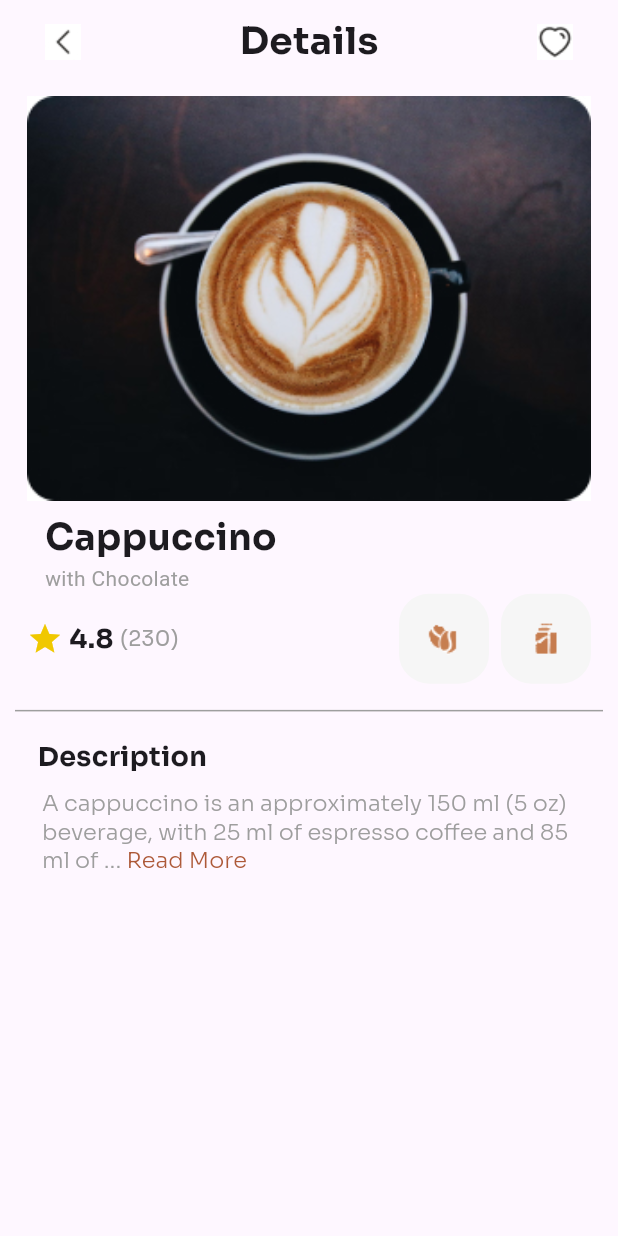
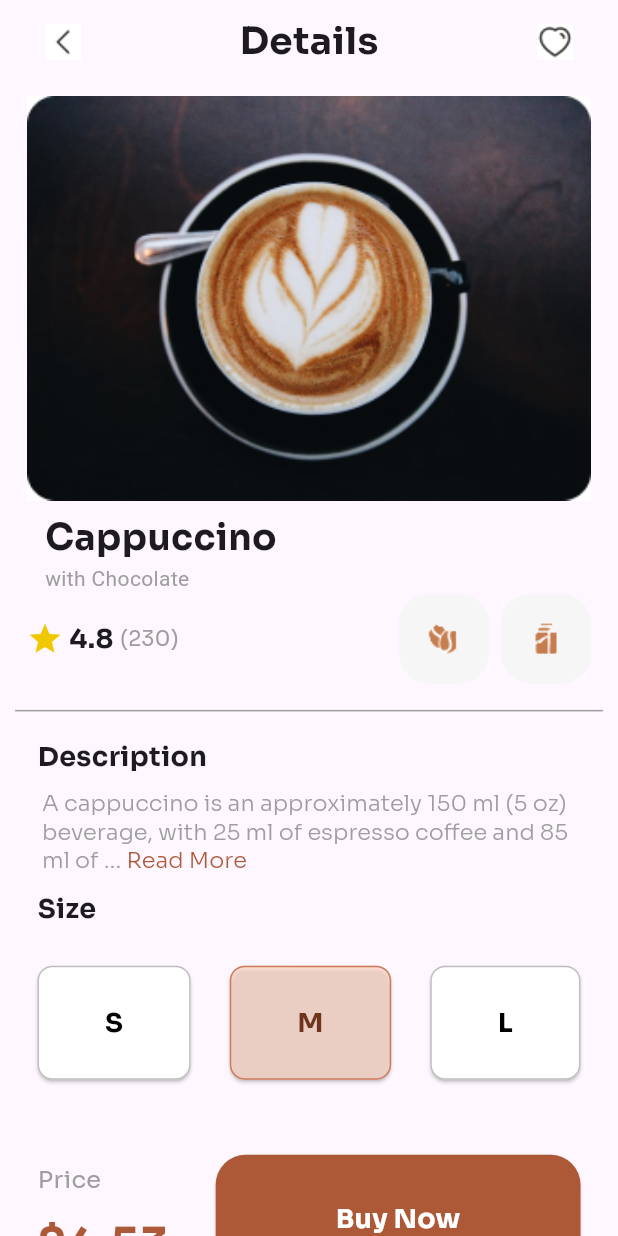
Before and after one commit to samokafor/Cappuccino, a Flutter app: the screen it shows after launch, on a phone screen of 412 x 824 dp. Run offline on Flutter 3.47's test engine with Material 3 defaults, Android fonts, the light colour scheme and no system bars; Roboto replaces fonts that are missing (Century Gothic).

Commit message:
Added the Price and Size buttons

```diff
--- a/lib/main.dart
+++ b/lib/main.dart
@@ -52,7 +52,11 @@
                 SizedBox(
                       height: 10,
                     ),
-
+                SizeSection(),
+                SizedBox(
+                      height: 20,
+                    ),
+                PriceSection(price: 4.53)
               ],
             ),
           ),
@@ -283,3 +287,153 @@
     );
   }
 }
+
+class SizeSection extends StatelessWidget {
+  const SizeSection({super.key});
+
+  @override
+  Widget build(BuildContext context) {
+    return const Column(
+      children: [
+        Row(
+          mainAxisAlignment: MainAxisAlignment.start,
+          children: [
+            Padding(
+              padding: EdgeInsets.only(left: 15),
+              child: Text('Size',
+                  style: TextStyle(
+                      fontWeight: FontWeight.bold,
+                      fontSize: 18,
+                      fontFamily: 'Sora')),
+            ),
+          ],
+        ),
+        SizedBox(
+          height: 10,
+        ),
+        Padding(
+          padding: EdgeInsets.all(15),
+          child: Row(
+            mainAxisAlignment: MainAxisAlignment.spaceBetween,
+            children: [
+              SizeChip(
+                  size: 'S',
+                  textColor: Colors.black,
+                  backgroundColor: Colors.white,
+                  borderColor: Color.fromARGB(169, 158, 158, 158)),
+              SizedBox(
+                width: 10,
+              ),
+              SizeChip(
+                  size: 'M',
+                  textColor: Color.fromARGB(255, 110, 52, 30),
+                  backgroundColor: Color.fromARGB(180, 255, 216, 199),
+                  borderColor: Color.fromARGB(255, 206, 123, 91)),
+              SizedBox(
+                width: 10,
+              ),
+              SizeChip(
+                  size: 'L',
+                  textColor: Colors.black,
+                  backgroundColor: Colors.white,
+                  borderColor: Color.fromARGB(169, 158, 158, 158)),
+            ],
+          ),
+        ),
+      ],
+    );
+  }
+}
+
+class SizeChip extends StatelessWidget {
+  const SizeChip({
+    super.key,
+    required this.size,
+    required this.textColor,
+    required this.backgroundColor,
+    required this.borderColor,
+  });
+  final String size;
+  final Color textColor;
+  final Color backgroundColor;
+  final Color borderColor;
+  @override
+  Widget build(BuildContext context) {
+    return Column(
+      children: [
+        ElevatedButton(
+          onPressed: () {},
+          style: ElevatedButton.styleFrom(
+            foregroundColor: textColor,
+            backgroundColor: backgroundColor,
+            padding: const EdgeInsets.symmetric(vertical: 25, horizontal: 45),
+            shape: RoundedRectangleBorder(
+                borderRadius: BorderRadius.circular(10),
+                side: BorderSide(color: borderColor)),
+          ),
+          child: Text(
+            size,
+            style: const TextStyle(
+                fontFamily: 'Sora', fontSize: 18, fontWeight: FontWeight.bold),
+          ),
+        ),
+      ],
+    );
+  }
+}
+
+class PriceSection extends StatelessWidget {
+  const PriceSection({super.key, required this.price});
+  final double price;
+  @override
+  Widget build(BuildContext context) {
+    return Padding(
+      padding: const EdgeInsets.all(15.0),
+      child: Row(
+        mainAxisAlignment: MainAxisAlignment.spaceBetween,
+        children: [
+          Column(
+            crossAxisAlignment: CrossAxisAlignment
+                .start, // Align text to the start (left) of the column
+            children: [
+              const Text(
+                'Price',
+                style: TextStyle(
+                    fontFamily: 'Sora', color: Colors.grey, fontSize: 16),
+              ),
+              const SizedBox(
+                height: 10,
+              ),
+              Text('\$$price',
+                  style: const TextStyle(
+                      fontWeight: FontWeight.bold,
+                      fontSize: 30,
+                      fontFamily: 'Sora',
+                      color: Color.fromARGB(255, 173, 89, 56))),
+            ],
+          ),
+          ElevatedButton(
+            onPressed: () {},
+            style: ElevatedButton.styleFrom(
+              foregroundColor: Colors.white,
+              backgroundColor:
+              const Color.fromARGB(255, 173, 89, 56), // Change text color
+              padding: const EdgeInsets.symmetric(
+                  vertical: 30, horizontal: 80), // Adjust padding
+              shape: RoundedRectangleBorder(
+                borderRadius: BorderRadius.circular(20),
+              ),
+            ),
+            child: const Text(
+              'Buy Now',
+              style: TextStyle(
+                  fontFamily: 'Sora',
+                  fontSize: 18,
+                  fontWeight: FontWeight.bold),
+            ),
+          ),
+        ],
+      ),
+    );
+  }
+}
```
